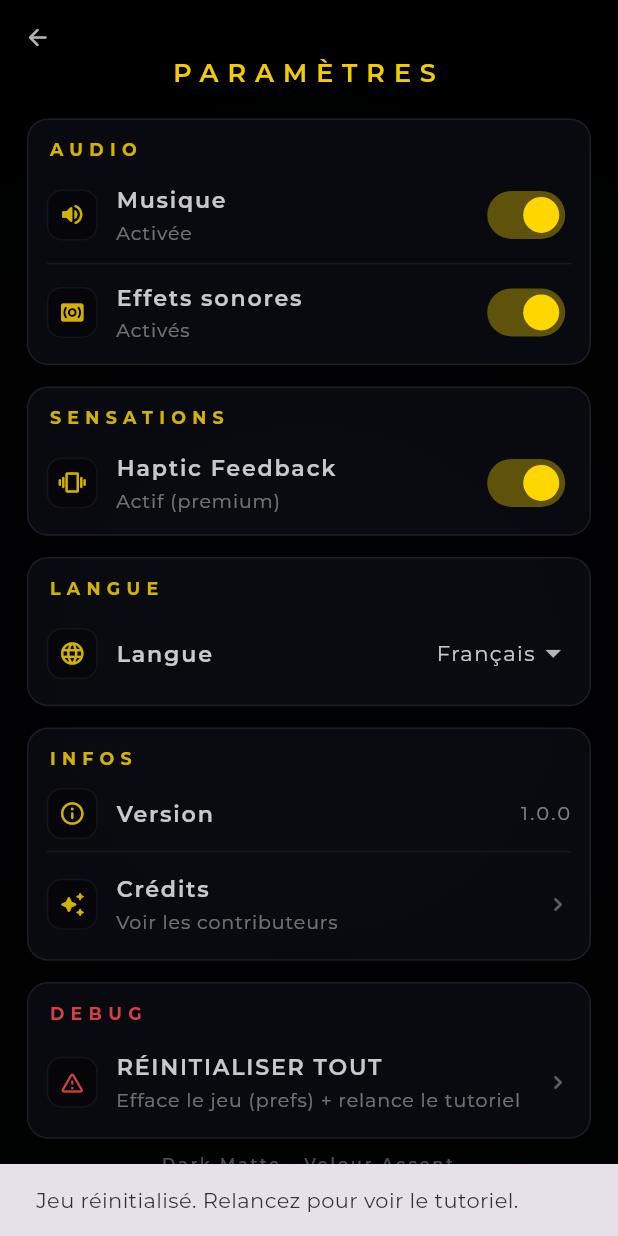
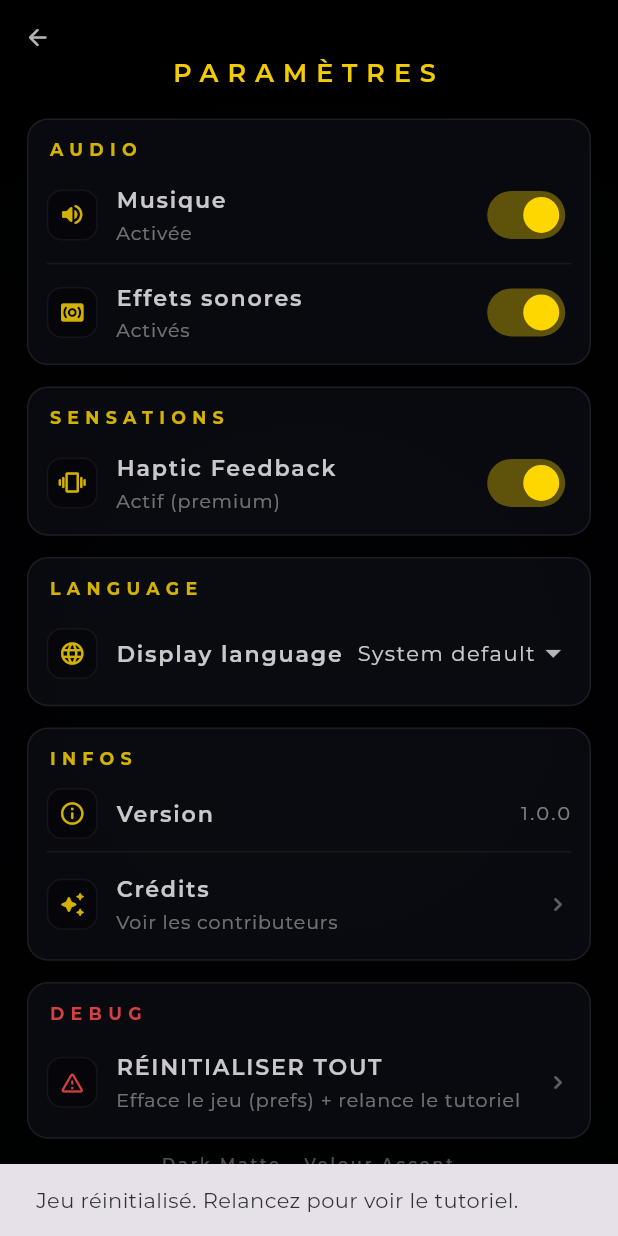
Before and after one commit to croustibat0630/velour_app, a Flutter app: the SettingsView screen opened by its route, after a tap on "RÉINITIALISER TOUT", on a phone screen of 412 x 824 dp. Run offline on Flutter 3.47's test engine with Material 3 defaults, Android fonts, the phone set to English and light mode, and no system bars; our stand-ins replace audioplayers, cloud_firestore, firebase_auth, firebase_core, google_fonts, shared_preferences; accounts and stored records are empty; network calls fail; statements that could not run were skipped.

Commit message:
feat(settings): locale follows system by default; wire MaterialApp to preference
Co-authored-by: Cursor <cursoragent@cursor.com>

```diff
--- a/lib/l10n/app_en.arb
+++ b/lib/l10n/app_en.arb
@@ -49,5 +49,19 @@
         "type": "int"
       }
     }
-  }
+  },
+  "settingsSectionLanguage": "LANGUAGE",
+  "@settingsSectionLanguage": {
+    "description": "Settings: section title for locale."
+  },
+  "settingsLanguageRowTitle": "Display language",
+  "@settingsLanguageRowTitle": {
+    "description": "Settings: label next to the locale dropdown."
+  },
+  "settingsLocaleSystem": "System default",
+  "@settingsLocaleSystem": {
+    "description": "Settings: follow device language."
+  },
+  "settingsLocaleEnglish": "English",
+  "settingsLocaleFrench": "French"
 }
--- a/lib/l10n/app_localizations.dart
+++ b/lib/l10n/app_localizations.dart
@@ -157,6 +157,36 @@ abstract class AppLocalizations {
   /// In en, this message translates to:
   /// **'HIGH SCORE  {highScore}   •   LUX COINS'**
   String luxHudPrefix(int highScore);
+
+  /// Settings: section title for locale.
+  ///
+  /// In en, this message translates to:
+  /// **'LANGUAGE'**
+  String get settingsSectionLanguage;
+
+  /// Settings: label next to the locale dropdown.
+  ///
+  /// In en, this message translates to:
+  /// **'Display language'**
+  String get settingsLanguageRowTitle;
+
+  /// Settings: follow device language.
+  ///
+  /// In en, this message translates to:
+  /// **'System default'**
+  String get settingsLocaleSystem;
+
+  /// No description provided for @settingsLocaleEnglish.
+  ///
+  /// In en, this message translates to:
+  /// **'English'**
+  String get settingsLocaleEnglish;
+
+  /// No description provided for @settingsLocaleFrench.
+  ///
+  /// In en, this message translates to:
+  /// **'French'**
+  String get settingsLocaleFrench;
 }
 
 class _AppLocalizationsDelegate
--- a/lib/l10n/app_localizations_en.dart
+++ b/lib/l10n/app_localizations_en.dart
@@ -47,4 +47,19 @@ class AppLocalizationsEn extends AppLocalizations {
   String luxHudPrefix(int highScore) {
     return 'HIGH SCORE  $highScore   •   LUX COINS';
   }
+
+  @override
+  String get settingsSectionLanguage => 'LANGUAGE';
+
+  @override
+  String get settingsLanguageRowTitle => 'Display language';
+
+  @override
+  String get settingsLocaleSystem => 'System default';
+
+  @override
+  String get settingsLocaleEnglish => 'English';
+
+  @override
+  String get settingsLocaleFrench => 'French';
 }
--- a/lib/main.dart
+++ b/lib/main.dart
@@ -7,6 +7,7 @@ import 'package:cloud_firestore/cloud_firestore.dart';
 import 'package:google_fonts/google_fonts.dart';
 import 'package:provider/provider.dart';
 import 'firebase_options.dart';
+import 'services/app_settings.dart';
 import 'providers/game_state.dart';
 import 'screens/game_screen.dart';
 import 'screens/leaderboard_view.dart';
@@ -61,10 +62,17 @@ class VelourApp extends StatelessWidget {
               te.applySkinColors(primary: p, secondary: s);
             });
           }
+          return ListenableBuilder(
+            listenable: AppSettings.instance.localePreference,
+            builder: (BuildContext context, Widget? _) {
               return MaterialApp(
+                locale: AppSettings.materialLocaleFor(
+                  AppSettings.instance.localePreference.value,
+                ),
                 onGenerateTitle: (BuildContext context) =>
                     AppLocalizations.of(context)?.appTitle ?? 'Velour',
-            localizationsDelegates: AppLocalizations.localizationsDelegates,
+                localizationsDelegates:
+                    AppLocalizations.localizationsDelegates,
                 supportedLocales: AppLocalizations.supportedLocales,
                 debugShowCheckedModeBanner: false,
                 builder: (context, child) {
@@ -78,8 +86,9 @@ class VelourApp extends StatelessWidget {
                 },
                 theme: ThemeData.dark().copyWith(
                   scaffoldBackgroundColor: const Color(0xFF0A0A0F),
-              textTheme:
-                  GoogleFonts.montserratTextTheme(ThemeData.dark().textTheme),
+                  textTheme: GoogleFonts.montserratTextTheme(
+                    ThemeData.dark().textTheme,
+                  ),
                 ),
                 home: const SplashScreen(),
                 navigatorObservers: [
@@ -96,6 +105,8 @@ class VelourApp extends StatelessWidget {
                 },
               );
             },
+          );
+        },
       ),
     );
   }
--- a/lib/screens/settings_view.dart
+++ b/lib/screens/settings_view.dart
@@ -2,6 +2,7 @@ import 'dart:async';
 
 import 'package:flutter/material.dart';
 import 'package:provider/provider.dart';
+import 'package:velour_app/l10n/app_localizations.dart';
 
 import '../services/audio_handler.dart';
 import '../services/app_settings.dart';
@@ -19,6 +20,7 @@ class SettingsView extends StatelessWidget {
 
   @override
   Widget build(BuildContext context) {
+    final AppLocalizations l10n = AppLocalizations.of(context)!;
     final double sH = Responsive.heightScale(context);
     final double sT = Responsive.textScale(context);
     final Color accent = _gold;
@@ -135,19 +137,21 @@ class SettingsView extends StatelessWidget {
                           ),
                           SizedBox(height: 14 * sH),
                           _SectionCard(
-                            title: 'LANGUE',
+                            title: l10n.settingsSectionLanguage,
                             accent: accent,
                             children: [
-                              ValueListenableBuilder<AppLanguage>(
-                                valueListenable: AppSettings.instance.language,
-                                builder: (context, lang, _) {
+                              ValueListenableBuilder<AppLocalePreference>(
+                                valueListenable:
+                                    AppSettings.instance.localePreference,
+                                builder: (context, pref, _) {
                                   return _LanguageTile(
+                                    l10n: l10n,
                                     icon: Icons.language_rounded,
                                     accent: accent,
-                                    value: lang,
+                                    value: pref,
                                     onChanged: (v) {
                                       if (v == null) return;
-                                      AppSettings.instance.setLanguage(v);
+                                      AppSettings.instance.setLocalePreference(v);
                                     },
                                   );
                                 },
@@ -401,16 +405,18 @@ class _SettingsSwitchTile extends StatelessWidget {
 
 class _LanguageTile extends StatelessWidget {
   const _LanguageTile({
+    required this.l10n,
     required this.icon,
     required this.accent,
     required this.value,
     required this.onChanged,
   });
 
+  final AppLocalizations l10n;
   final IconData icon;
   final Color accent;
-  final AppLanguage value;
-  final ValueChanged<AppLanguage?> onChanged;
+  final AppLocalePreference value;
+  final ValueChanged<AppLocalePreference?> onChanged;
 
   @override
   Widget build(BuildContext context) {
@@ -421,7 +427,7 @@ class _LanguageTile extends StatelessWidget {
         const SizedBox(width: 12),
         Expanded(
           child: Text(
-            'Langue',
+            l10n.settingsLanguageRowTitle,
             style: Theme.of(context).textTheme.bodyMedium?.copyWith(
                   fontWeight: FontWeight.w600,
                   letterSpacing: 1.2,
@@ -431,7 +437,7 @@ class _LanguageTile extends StatelessWidget {
           ),
         ),
         DropdownButtonHideUnderline(
-          child: DropdownButton<AppLanguage>(
+          child: DropdownButton<AppLocalePreference>(
             value: value,
             onChanged: onChanged,
             dropdownColor: const Color(0xFF0A0C12),
@@ -439,14 +445,18 @@ class _LanguageTile extends StatelessWidget {
                   color: Colors.white.withValues(alpha: 0.78),
                   letterSpacing: 1.0,
                 ),
-            items: const [
+            items: [
               DropdownMenuItem(
-                value: AppLanguage.fr,
-                child: Text('Français'),
+                value: AppLocalePreference.system,
+                child: Text(l10n.settingsLocaleSystem),
               ),
               DropdownMenuItem(
-                value: AppLanguage.en,
-                child: Text('English'),
+                value: AppLocalePreference.en,
+                child: Text(l10n.settingsLocaleEnglish),
+              ),
+              DropdownMenuItem(
+                value: AppLocalePreference.fr,
+                child: Text(l10n.settingsLocaleFrench),
               ),
             ],
           ),
--- a/lib/services/app_settings.dart
+++ b/lib/services/app_settings.dart
@@ -1,4 +1,5 @@
 import 'dart:async';
+import 'dart:ui' show Locale;
 
 import 'package:flutter/foundation.dart';
 import 'package:shared_preferences/shared_preferences.dart';
@@ -6,7 +7,8 @@ import 'package:shared_preferences/shared_preferences.dart';
 import 'audio_handler.dart';
 import 'haptics_handler.dart';
 
-enum AppLanguage { fr, en }
+/// In-app locale: follow OS, or pin English / French.
+enum AppLocalePreference { system, en, fr }
 
 class AppSettings {
   AppSettings._();
@@ -18,9 +20,8 @@ class AppSettings {
   static const String _keyHapticsEnabled = 'velour_haptics_enabled';
   static const String _keyLanguage = 'velour_language';
 
-  final ValueNotifier<AppLanguage> language = ValueNotifier<AppLanguage>(
-    AppLanguage.fr,
-  );
+  final ValueNotifier<AppLocalePreference> localePreference =
+      ValueNotifier<AppLocalePreference>(AppLocalePreference.system);
 
   bool _loaded = false;
 
@@ -32,13 +33,20 @@ class AppSettings {
       final bool musicMuted = prefs.getBool(_keyMusicMuted) ?? false;
       final bool sfxMuted = prefs.getBool(_keySfxMuted) ?? false;
       final bool hapticsEnabled = prefs.getBool(_keyHapticsEnabled) ?? true;
-      final String lang = prefs.getString(_keyLanguage) ?? 'fr';
+      final String? langRaw = prefs.getString(_keyLanguage);
 
       // Apply (best-effort, no throw).
       unawaited(AudioHandler.instance.setMuted(musicMuted));
       AudioHandler.instance.sfxMuted.value = sfxMuted;
       HapticsHandler.instance.enabled.value = hapticsEnabled;
-      language.value = (lang == 'en') ? AppLanguage.en : AppLanguage.fr;
+      if (langRaw == null || langRaw == 'system') {
+        localePreference.value = AppLocalePreference.system;
+      } else if (langRaw == 'en') {
+        localePreference.value = AppLocalePreference.en;
+      } else {
+        // 'fr' or legacy unknown → French.
+        localePreference.value = AppLocalePreference.fr;
+      }
     } catch (_) {}
   }
 
@@ -66,11 +74,25 @@ class AppSettings {
     } catch (_) {}
   }
 
-  Future<void> setLanguage(AppLanguage v) async {
-    language.value = v;
+  Future<void> setLocalePreference(AppLocalePreference v) async {
+    localePreference.value = v;
     try {
       final SharedPreferences prefs = await SharedPreferences.getInstance();
-      await prefs.setString(_keyLanguage, v == AppLanguage.en ? 'en' : 'fr');
+      final String code = switch (v) {
+        AppLocalePreference.system => 'system',
+        AppLocalePreference.en => 'en',
+        AppLocalePreference.fr => 'fr',
+      };
+      await prefs.setString(_keyLanguage, code);
     } catch (_) {}
   }
+
+  /// Resolved [Locale] for [MaterialApp.locale] (`null` = OS resolution).
+  static Locale? materialLocaleFor(AppLocalePreference pref) {
+    return switch (pref) {
+      AppLocalePreference.system => null,
+      AppLocalePreference.en => const Locale('en'),
+      AppLocalePreference.fr => const Locale('fr'),
+    };
+  }
 }
```
Also changed, not shown: lib/l10n/app_fr.arb (+6 -1 lines), lib/l10n/app_localizations_fr.dart (+15 -0 lines). Lines whose indentation alone changed are shown as unchanged.
